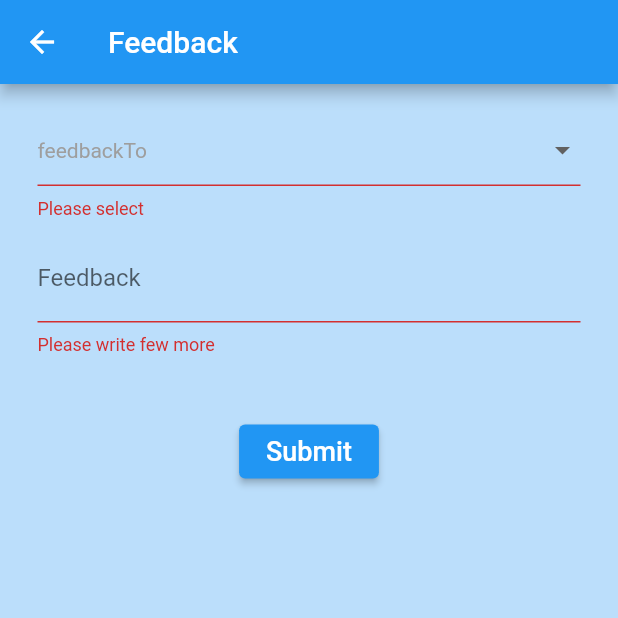
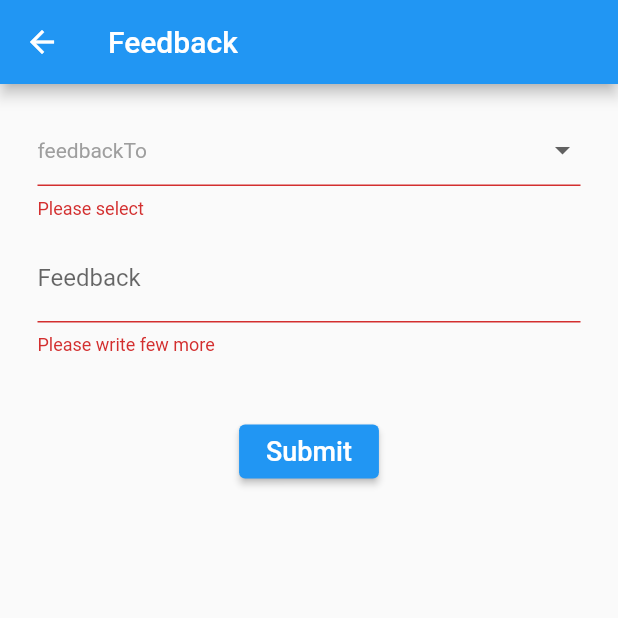
Before and after one commit to WebOps-and-Blockchain-Club/clinsti-mobile-client, a Flutter app: the FeedbackScreen screen opened directly, after a tap on "Submit", on a phone screen of 412 x 824 dp, the top half of it. Run offline on Flutter 3.47's test engine with Material 2 defaults, Android fonts, the phone set to English and light mode, and no system bars; our stand-ins replace flutter_image_compress, fluttertoast, geolocator, google_maps_flutter, shared_preferences; missing offline and left inert: multi_image_picker; accounts and stored records are empty.

Commit message:
Updated Feedback Screen

```diff
--- a/lib/screens/HomeScreen/Feedback/main.dart
+++ b/lib/screens/HomeScreen/Feedback/main.dart
@@ -1,4 +1,6 @@
+import 'package:app_client/services/server.dart';
 import 'package:flutter/material.dart';
+import 'package:fluttertoast/fluttertoast.dart';
 
 class FeedbackScreen extends StatefulWidget {
   @override
@@ -9,6 +11,8 @@ class _FeedbackScreenState extends State<FeedbackScreen> {
   final TextEditingController _feedbackText = TextEditingController();
   String _feedbackTo;
   final _formKey = GlobalKey<FormState>();
+  Server _server = Server();
+
   @override
   Widget build(BuildContext context) {
     return Scaffold(
@@ -18,7 +22,7 @@ class _FeedbackScreenState extends State<FeedbackScreen> {
       body: Container(
         padding: EdgeInsets.symmetric(horizontal: 5.0),
         width: MediaQuery.of(context).size.width,
-        color: Colors.blue[100],
+        //color: Colors.blue[100],
         child: Form(
           key: _formKey,
           child: ListView(
@@ -72,9 +76,16 @@ class _FeedbackScreenState extends State<FeedbackScreen> {
               ),
               Center(
                   child: ElevatedButton(
-                      onPressed: () {
+                      onPressed: () async {
                         if (_formKey.currentState.validate()) {
+                          await _server.postFeedback(_feedbackTo, _feedbackText.text);
                           Navigator.pop(context);
+                          Fluttertoast.showToast(
+                            msg: "Feedback Sent",
+                            toastLength: Toast.LENGTH_LONG,
+                            backgroundColor: Colors.white,
+                            textColor: Colors.black,
+                            fontSize: 14.0);
                         }
                       },
                       child: Padding(
--- a/lib/services/server.dart
+++ b/lib/services/server.dart
@@ -255,11 +255,9 @@ class Server {
     }
   }
 
-  Future<dynamic> postFeedback(
-      String token, String type, String feedback) async {
+  Future<dynamic> postFeedback(String type, String feedback) async {
     await init();
     var headers = {
-      'Authorization': 'Bearer $token',
       'Content-Type': 'application/json'
     };
     var request = http.Request('POST', Uri.parse('$baseUrl/client/feedback'));
```
Also changed, not shown: lib/services/database.dart (+11 -0 lines).
